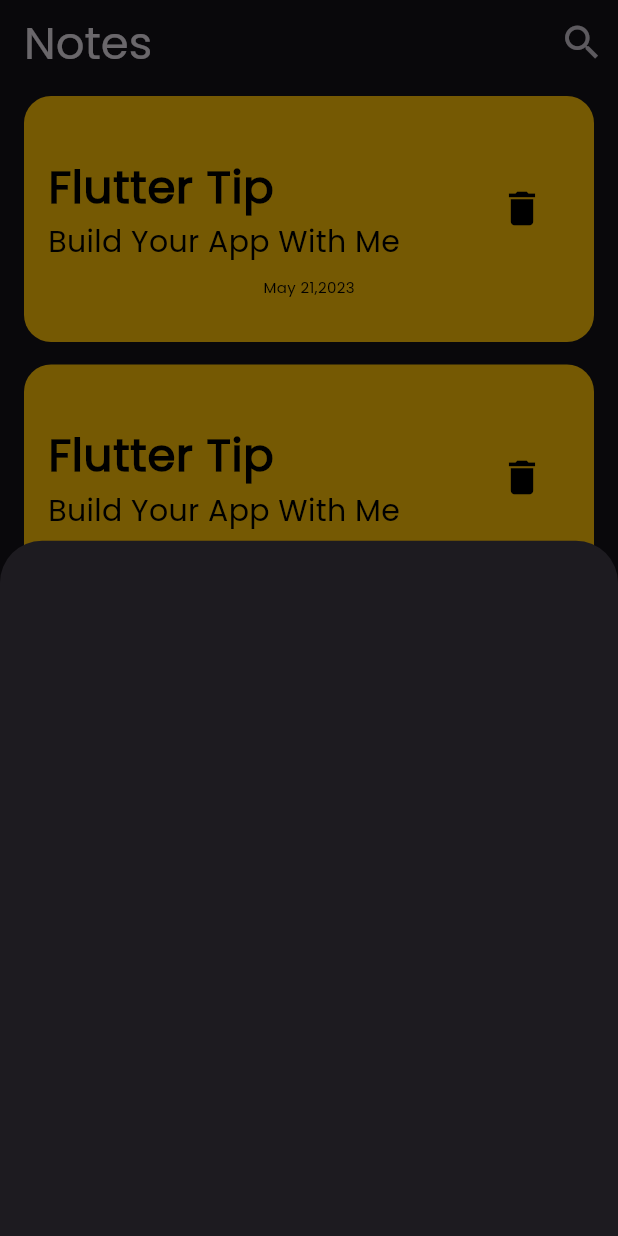
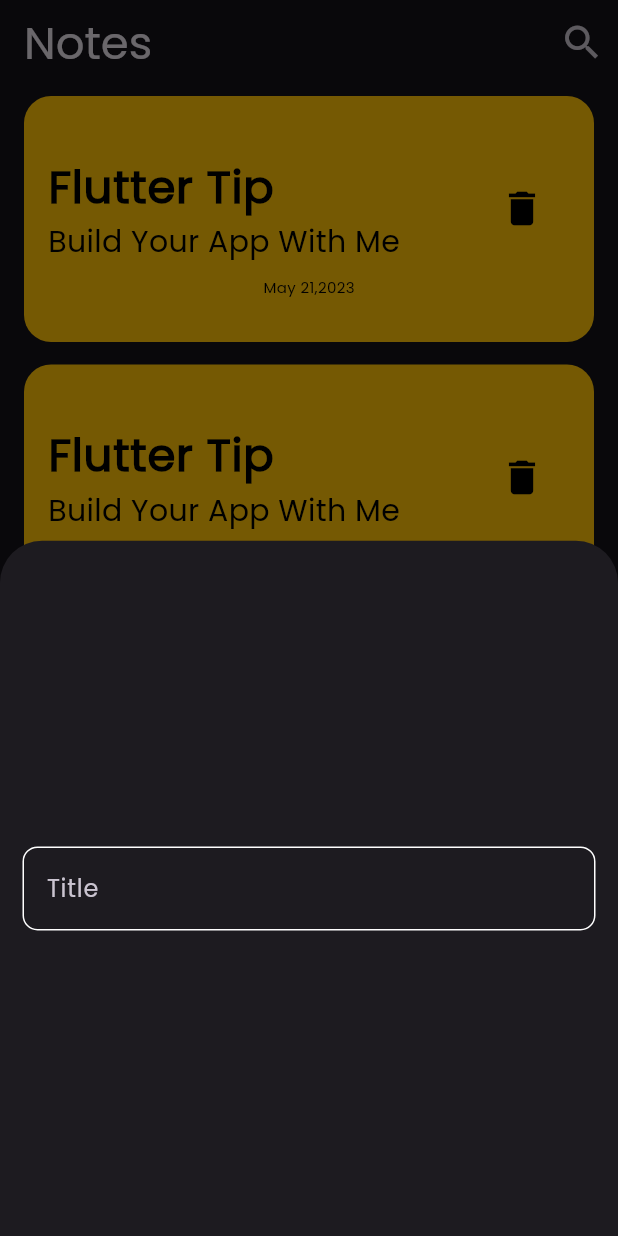
Before and after one commit to MahmoudHassan2505/Notes-App, a Flutter app: the screen it shows after launch, after a tap on the "add" icon, on a phone screen of 412 x 824 dp. Run offline on Flutter 3.47's test engine with Material 3 defaults, Android fonts, the phone set to English and light mode, and no system bars.

Commit message:
adding constants file and create custom Textfield

```diff
--- /dev/null
+++ b/lib/constants.dart
@@ -0,0 +1,3 @@
+import 'package:flutter/material.dart';
+
+const kPrimaryColor = Color.fromARGB(255, 75, 189, 235);
--- a/lib/widgets/add_note.dart
+++ b/lib/widgets/add_note.dart
@@ -1,10 +1,17 @@
 import 'package:flutter/material.dart';
+import 'package:notes_app/widgets/custom_textfield.dart';
 
 class AddNote extends StatelessWidget {
   const AddNote({super.key});
 
   @override
   Widget build(BuildContext context) {
-    return Container();
+    return Padding(
+      padding: const EdgeInsets.symmetric(horizontal: 15),
+      child: Column(
+        mainAxisAlignment: MainAxisAlignment.center,
+        children: [CustomTextfield()],
+      ),
+    );
   }
 }
--- /dev/null
+++ b/lib/widgets/custom_textfield.dart
@@ -0,0 +1,27 @@
+import 'package:flutter/material.dart';
+import 'package:notes_app/constants.dart';
+
+class CustomTextfield extends StatelessWidget {
+  const CustomTextfield({super.key});
+
+  @override
+  Widget build(BuildContext context) {
+    return TextField(
+      cursorColor: kPrimaryColor,
+      decoration: InputDecoration(
+        labelText: 'Title',
+        hintText: 'Title',
+        hintStyle: TextStyle(color: kPrimaryColor),
+        border: buildBorder(),
+        enabledBorder: buildBorder(),
+        focusedBorder: buildBorder(),
+      ),
+    );
+  }
+
+  OutlineInputBorder buildBorder() {
+    return OutlineInputBorder(
+        borderRadius: BorderRadius.circular(10),
+        borderSide: BorderSide(color: Colors.white));
+  }
+}
```
